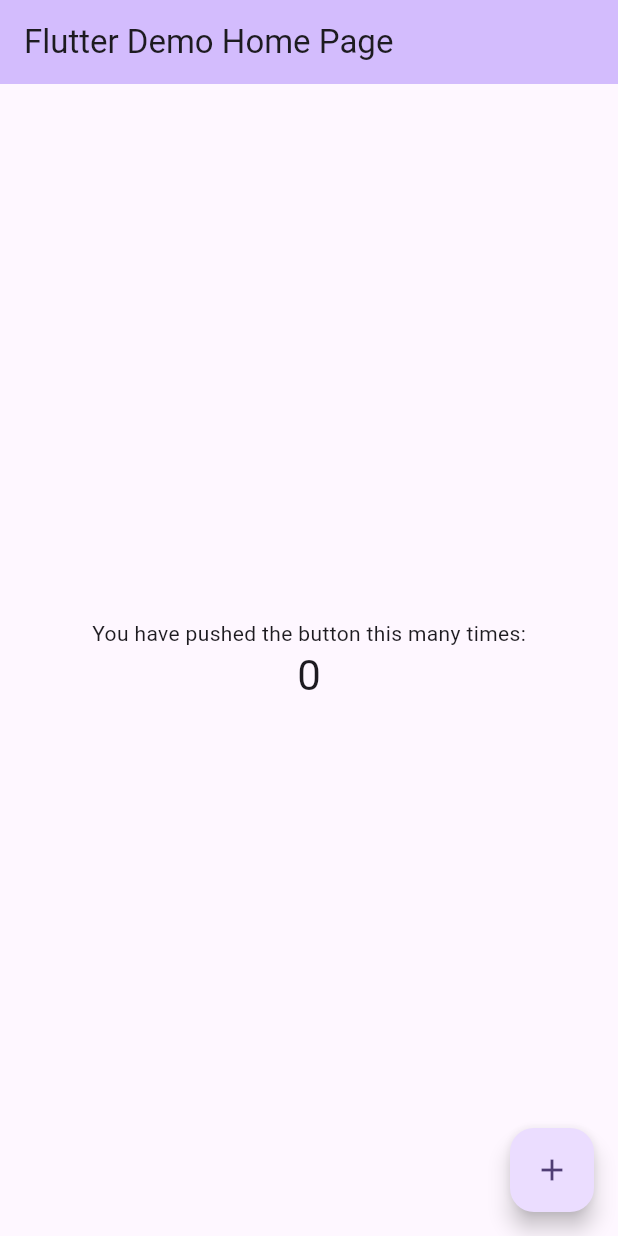
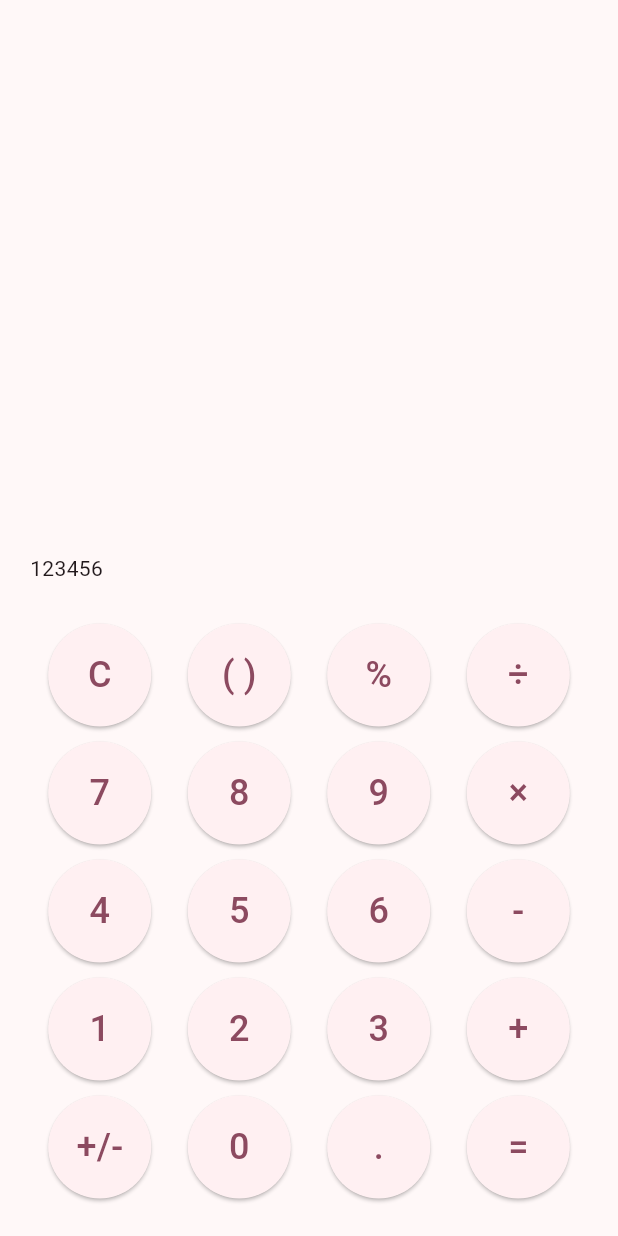
Before and after one commit to chasdev4/CalcApp, a Flutter app: the screen it shows after launch, on a phone screen of 412 x 824 dp. Run offline on Flutter 3.47's test engine with Material 3 defaults, Android fonts, the phone set to English and light mode, and no system bars.

Commit message:
Basic Calculator Layout Prototype

```diff
--- a/calc_app/lib/main.dart
+++ b/calc_app/lib/main.dart
@@ -7,28 +7,13 @@ void main() {
 class MyApp extends StatelessWidget {
   const MyApp({super.key});
 
-  // This widget is the root of your application.
+  // Application Root
   @override
   Widget build(BuildContext context) {
     return MaterialApp(
       title: 'Flutter Demo',
       theme: ThemeData(
-        // This is the theme of your application.
-        //
-        // TRY THIS: Try running your application with "flutter run". You'll see
-        // the application has a purple toolbar. Then, without quitting the app,
-        // try changing the seedColor in the colorScheme below to Colors.green
-        // and then invoke "hot reload" (save your changes or press the "hot
-        // reload" button in a Flutter-supported IDE, or press "r" if you used
-        // the command line to start the app).
-        //
-        // Notice that the counter didn't reset back to zero; the application
-        // state is not lost during the reload. To reset the state, use hot
-        // restart instead.
-        //
-        // This works for code too, not just values: Most code changes can be
-        // tested with just a hot reload.
-        colorScheme: ColorScheme.fromSeed(seedColor: Colors.deepPurple),
+        colorScheme: ColorScheme.fromSeed(seedColor: Colors.black),
         useMaterial3: true,
       ),
       home: const MyHomePage(title: 'Flutter Demo Home Page'),
@@ -39,15 +24,6 @@ class MyApp extends StatelessWidget {
 class MyHomePage extends StatefulWidget {
   const MyHomePage({super.key, required this.title});
 
-  // This widget is the home page of your application. It is stateful, meaning
-  // that it has a State object (defined below) that contains fields that affect
-  // how it looks.
-
-  // This class is the configuration for the state. It holds the values (in this
-  // case the title) provided by the parent (in this case the App widget) and
-  // used by the build method of the State. Fields in a Widget subclass are
-  // always marked "final".
-
   final String title;
 
   @override
@@ -55,71 +31,201 @@ class MyHomePage extends StatefulWidget {
 }
 
 class _MyHomePageState extends State<MyHomePage> {
-  int _counter = 0;
-
-  void _incrementCounter() {
-    setState(() {
-      // This call to setState tells the Flutter framework that something has
-      // changed in this State, which causes it to rerun the build method below
-      // so that the display can reflect the updated values. If we changed
-      // _counter without calling setState(), then the build method would not be
-      // called again, and so nothing would appear to happen.
-      _counter++;
-    });
-  }
-
   @override
   Widget build(BuildContext context) {
-    // This method is rerun every time setState is called, for instance as done
-    // by the _incrementCounter method above.
-    //
-    // The Flutter framework has been optimized to make rerunning build methods
-    // fast, so that you can just rebuild anything that needs updating rather
-    // than having to individually change instances of widgets.
+    double width = MediaQuery.of(context).size.width;
+    double height = MediaQuery.of(context).size.height;
+
+    ButtonStyle buttonStyle = ElevatedButton.styleFrom(
+      fixedSize: Size(width / 6, width / 6),
+      shape: const CircleBorder(),
+    );
+
+    TextStyle textStyle = const TextStyle(fontSize: 24,);
+
+    EdgeInsets edgeInsets = const EdgeInsets.all(5);
+
     return Scaffold(
-      appBar: AppBar(
-        // TRY THIS: Try changing the color here to a specific color (to
-        // Colors.amber, perhaps?) and trigger a hot reload to see the AppBar
-        // change color while the other colors stay the same.
-        backgroundColor: Theme.of(context).colorScheme.inversePrimary,
-        // Here we take the value from the MyHomePage object that was created by
-        // the App.build method, and use it to set our appbar title.
-        title: Text(widget.title),
-      ),
-      body: Center(
-        // Center is a layout widget. It takes a single child and positions it
-        // in the middle of the parent.
+      body: Padding(
+        padding: EdgeInsets.all(20),
         child: Column(
-          // Column is also a layout widget. It takes a list of children and
-          // arranges them vertically. By default, it sizes itself to fit its
-          // children horizontally, and tries to be as tall as its parent.
-          //
-          // Column has various properties to control how it sizes itself and
-          // how it positions its children. Here we use mainAxisAlignment to
-          // center the children vertically; the main axis here is the vertical
-          // axis because Columns are vertical (the cross axis would be
-          // horizontal).
-          //
-          // TRY THIS: Invoke "debug painting" (choose the "Toggle Debug Paint"
-          // action in the IDE, or press "p" in the console), to see the
-          // wireframe for each widget.
-          mainAxisAlignment: MainAxisAlignment.center,
+          mainAxisAlignment: MainAxisAlignment.end,
+          crossAxisAlignment: CrossAxisAlignment.end,
           children: <Widget>[
-            const Text(
-              'You have pushed the button this many times:',
+            Container(
+              alignment: Alignment.centerLeft,
+              width: double.infinity,
+              height: 64,
+              child: const Text('123456'),
             ),
-            Text(
-              '$_counter',
-              style: Theme.of(context).textTheme.headlineMedium,
+            Table(
+              defaultVerticalAlignment: TableCellVerticalAlignment.middle,
+              children: <TableRow>[
+                TableRow(
+                  children: <Widget>[
+                    Padding(
+                      padding: edgeInsets,
+                      child: ElevatedButton(
+                          style: buttonStyle,
+                          onPressed: () {},
+                          child: Text('C', style: textStyle,)),
+                    ),
+                    Padding(
+                      padding: edgeInsets,
+                      child: ElevatedButton(
+                          style: buttonStyle,
+                          onPressed: () {},
+                          child:  Text('( )', style: textStyle,)),
+                    ),
+                    Padding(
+                      padding: edgeInsets,
+                      child: ElevatedButton(
+                          style: buttonStyle,
+                          onPressed: () {},
+                          child:  Text('%', style: textStyle,)),
+                    ),
+                    Padding(
+                      padding: edgeInsets,
+                      child: ElevatedButton(
+                          style: buttonStyle,
+                          onPressed: () {},
+                          child: Text(String.fromCharCode(0x00F7), style: textStyle,)),
+                    ),
+                  ],
+                ),
+                TableRow(
+                  children: <Widget>[
+                    Padding(
+                      padding: edgeInsets,
+                      child: ElevatedButton(
+                          style: buttonStyle,
+                          onPressed: () {},
+                          child:  Text('7', style: textStyle,)),
+                    ),
+                    Padding(
+                      padding: edgeInsets,
+                      child: ElevatedButton(
+                          style: buttonStyle,
+                          onPressed: () {},
+                          child:  Text('8', style: textStyle,)),
+                    ),
+                    Padding(
+                      padding: edgeInsets,
+                      child: ElevatedButton(
+                          style: buttonStyle,
+                          onPressed: () {},
+                          child:  Text('9', style: textStyle,)),
+                    ),
+                    Padding(
+                      padding: edgeInsets,
+                      child: ElevatedButton(
+                          style: buttonStyle,
+                          onPressed: () {},
+                          child: Text(String.fromCharCode(0x00D7), style: textStyle,)),
+                    ),
+                  ],
+                ),
+                TableRow(
+                  children: <Widget>[
+                    Padding(
+                      padding: edgeInsets,
+                      child: ElevatedButton(
+                          style: buttonStyle,
+                          onPressed: () {},
+                          child:  Text('4', style: textStyle,)),
+                    ),
+                    Padding(
+                      padding: edgeInsets,
+                      child: ElevatedButton(
+                          style: buttonStyle,
+                          onPressed: () {},
+                          child:  Text('5', style: textStyle,)),
+                    ),
+                    Padding(
+                      padding: edgeInsets,
+                      child: ElevatedButton(
+                          style: buttonStyle,
+                          onPressed: () {},
+                          child:  Text('6', style: textStyle,)),
+                    ),
+                    Padding(
+                      padding: edgeInsets,
+                      child: ElevatedButton(
+                          style: buttonStyle,
+                          onPressed: () {},
+                          child:  Text('-', style: textStyle,)),
+                    ),
+                  ],
+                ),
+                TableRow(
+                  children: <Widget>[
+                    Padding(
+                      padding: edgeInsets,
+                      child: ElevatedButton(
+                          style: buttonStyle,
+                          onPressed: () {},
+                          child:  Text('1', style: textStyle,)),
+                    ),
+                    Padding(
+                      padding: edgeInsets,
+                      child: ElevatedButton(
+                          style: buttonStyle,
+                          onPressed: () {},
+                          child:  Text('2', style: textStyle,)),
+                    ),
+                    Padding(
+                      padding: edgeInsets,
+                      child: ElevatedButton(
+                          style: buttonStyle,
+                          onPressed: () {},
+                          child:  Text('3', style: textStyle,)),
+                    ),
+                    Padding(
+                      padding: edgeInsets,
+                      child: ElevatedButton(
+                          style: buttonStyle,
+                          onPressed: () {},
+                          child:  Text('+', style: textStyle,)),
+                    ),
+                  ],
+                ),
+                TableRow(
+                  children: <Widget>[
+                    Padding(
+                      padding: edgeInsets,
+                      child: ElevatedButton(
+                          style: buttonStyle,
+                          onPressed: () {},
+                          child:  Text('+/-', style: textStyle,)),
+                    ),
+                    Padding(
+                      padding: edgeInsets,
+                      child: ElevatedButton(
+                          style: buttonStyle,
+                          onPressed: () {},
+                          child:  Text('0', style: textStyle,)),
+                    ),
+                    Padding(
+                      padding: edgeInsets,
+                      child: ElevatedButton(
+                          style: buttonStyle,
+                          onPressed: () {},
+                          child: Text('.', style: textStyle,)),
+                    ),
+                    Padding(
+                      padding: edgeInsets,
+                      child: ElevatedButton(
+                          style: buttonStyle,
+                          onPressed: () {},
+                          child: Text('=', style: textStyle,)),
+                    ),
+                  ],
+                ),
+              ],
             ),
           ],
         ),
       ),
-      floatingActionButton: FloatingActionButton(
-        onPressed: _incrementCounter,
-        tooltip: 'Increment',
-        child: const Icon(Icons.add),
-      ), // This trailing comma makes auto-formatting nicer for build methods.
     );
   }
 }
```
Also changed, not shown: 1 other file.
